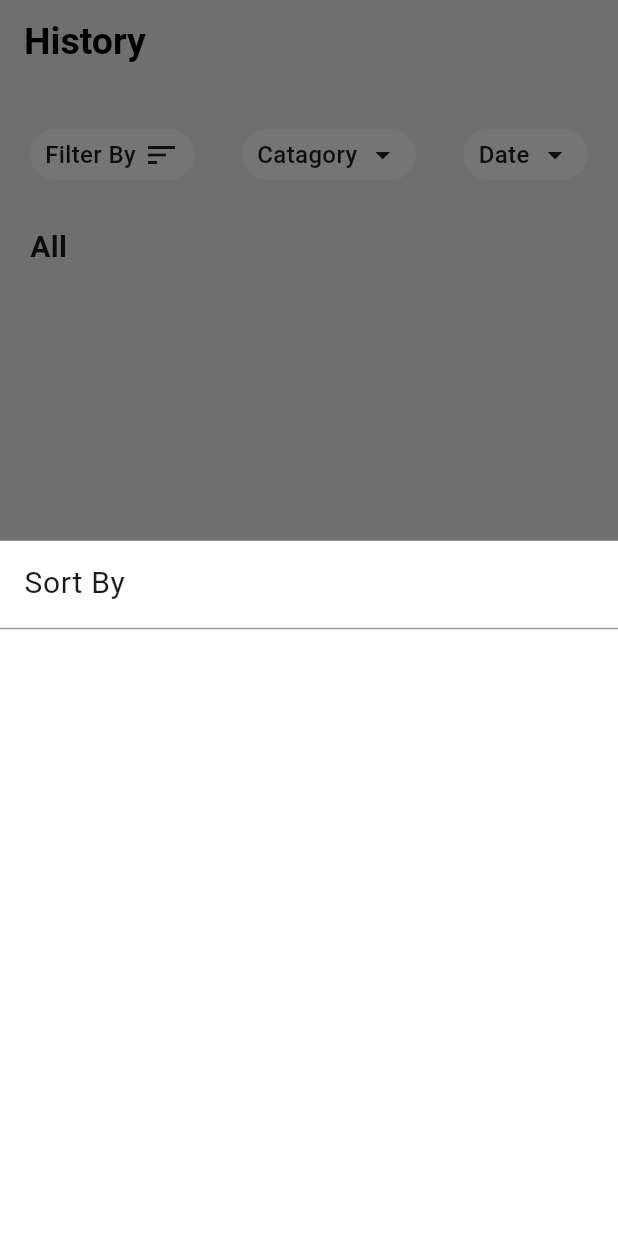
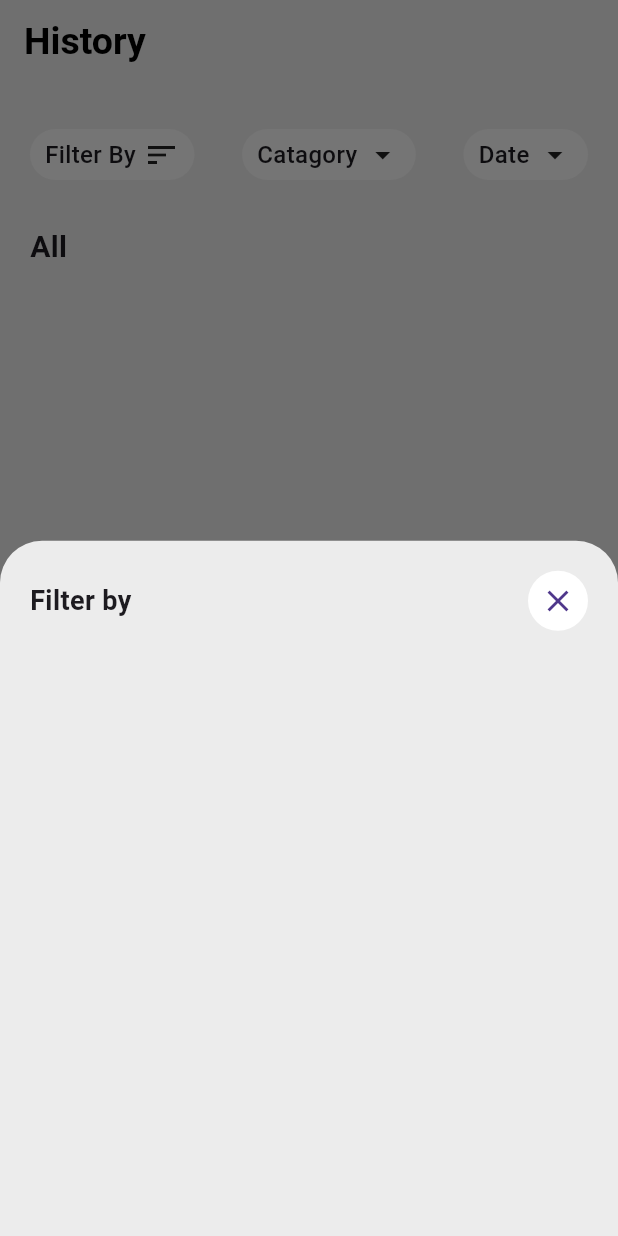
Before and after one commit to nashvak/expense_tracker, a Flutter app: the ScreenHistory screen opened directly, after a tap on "Filter By", on a phone screen of 412 x 824 dp. Run offline on Flutter 3.47's test engine with Material 3 defaults, Android fonts, the phone set to English and light mode, and no system bars; our stand-ins replace curved_navigation_bar, flutter_local_notifications, flutter_slidable, fluttertoast, get, google_fonts and 8 more; accounts and stored records are empty.

Commit message:
bottomsheet ui changes

```diff
--- a/lib/constatnts/colors.dart
+++ b/lib/constatnts/colors.dart
@@ -1,7 +1,8 @@
 import 'package:flutter/material.dart';
 
 class Appcolor {
-  static const Color primaryColor = Color.fromARGB(255, 93, 196, 214);
+  // static const Color primaryColor = Color.fromARGB(255, 93, 196, 214);
+  static const Color primaryColor = Color.fromARGB(255, 3, 9, 77);
   static const Color secondaryColor = Color.fromARGB(138, 133, 133, 100);
   static const Color tertiaryColor = Color.fromARGB(244, 242, 242, 242);
   static const Color white = Colors.white;
--- a/lib/controller/filer_controller.dart
+++ b/lib/controller/filer_controller.dart
@@ -152,12 +152,13 @@ class FilterController extends GetxController {
       onCancel: () {
         Get.back();
       },
+      confirmTextColor: Appcolor.primaryColor,
       onConfirm: () async {
         await deleteTransaction(id: id);
         Get.back();
         Get.back();
       },
-      buttonColor: Colors.white,
+      buttonColor: Colors.transparent,
     );
   }
 
--- a/lib/main.dart
+++ b/lib/main.dart
@@ -8,6 +8,7 @@ import 'package:flutter/material.dart';
 import 'package:get/get.dart';
 import 'package:hive_flutter/hive_flutter.dart';
 import 'package:path_provider/path_provider.dart';
+
 import 'models/auth_model/auth_model.dart';
 import 'package:timezone/timezone.dart' as tz;
 import 'package:timezone/data/latest.dart' as tz;
@@ -49,6 +50,9 @@ class _MyAppState extends State<MyApp> {
     super.initState();
   }
 
+// Future<void> checkPermission() async{
+//   final PermissionStatus permissionResult=await location.hasPermission()
+// }
   @override
   Widget build(BuildContext context) {
     return const GetMaterialApp(
--- a/lib/view/home_screen/home_screen.dart
+++ b/lib/view/home_screen/home_screen.dart
@@ -116,8 +116,8 @@ class ScreenHome extends StatelessWidget {
               height: 200,
               //width: MediaQuery.of(context).size.width,
               child: Container(
-                decoration: cardDecoration(
-                    color: const Color.fromARGB(255, 92, 209, 230)),
+                decoration:
+                    cardDecoration(color: Color.fromARGB(255, 6, 14, 109)),
                 child: Stack(
                   children: [
                     Column(
--- a/lib/view/transaction/screens/add_transaction/widgets/toggle_switch.dart
+++ b/lib/view/transaction/screens/add_transaction/widgets/toggle_switch.dart
@@ -26,7 +26,7 @@ class CustomToggleSwitch extends StatelessWidget {
           fontSize: 17,
           activeBgColor: const [Appcolor.primaryColor],
           activeFgColor: Colors.white,
-          inactiveBgColor: const Color.fromARGB(255, 191, 224, 230),
+          inactiveBgColor: Color.fromARGB(255, 162, 162, 163),
           totalSwitches: 2,
           labels: const ['Income', 'Expense'],
           onToggle: (index) {
--- /dev/null
+++ b/lib/view/transaction/screens/history_screen/bottomsheet.dart
@@ -0,0 +1,29 @@
+import 'package:expense_tracker/constatnts/colors.dart';
+import 'package:flutter/material.dart';
+import 'package:get/get.dart';
+
+class BottomsheetAppbar extends StatelessWidget {
+  const BottomsheetAppbar({required this.title, super.key});
+  final String title;
+  @override
+  Widget build(BuildContext context) {
+    return Row(
+      mainAxisAlignment: MainAxisAlignment.spaceBetween,
+      children: [
+        Text(
+          title,
+          style: TextStyle(fontSize: 18, fontWeight: FontWeight.bold),
+        ),
+        CircleAvatar(
+          backgroundColor: Appcolor.white,
+          child: IconButton(
+            onPressed: () {
+              Get.back();
+            },
+            icon: const Icon(Icons.close),
+          ),
+        ),
+      ],
+    );
+  }
+}
--- /dev/null
+++ b/lib/view/transaction/screens/history_screen/datefilterbtn.dart
@@ -0,0 +1,25 @@
+import 'package:expense_tracker/constatnts/custom_widgets/home_screen/button.dart';
+import 'package:expense_tracker/controller/filer_controller.dart';
+import 'package:flutter/material.dart';
+import 'package:get/get.dart';
+
+class DateRangeFiltering extends StatelessWidget {
+  const DateRangeFiltering({
+    super.key,
+  });
+
+  @override
+  Widget build(BuildContext context) {
+    return GetBuilder<FilterController>(
+      builder: (controller) {
+        return SortButton(
+          ontap: () {
+            controller.selectDateRange();
+          },
+          title: 'Date',
+          icon: const Icon(Icons.arrow_drop_down),
+        );
+      },
+    );
+  }
+}
--- /dev/null
+++ b/lib/view/transaction/screens/history_screen/filterby_listtile.dart
@@ -0,0 +1,22 @@
+import 'package:expense_tracker/controller/filer_controller.dart';
+import 'package:flutter/material.dart';
+import 'package:get/get.dart';
+
+class FilteringName extends StatelessWidget {
+  const FilteringName({
+    super.key,
+    // required this.filterController,
+  });
+
+  // final FilterController filterController;
+
+  @override
+  Widget build(BuildContext context) {
+    return GetBuilder<FilterController>(builder: ((controller) {
+      return Text(
+        controller.selectedOption,
+        style: const TextStyle(fontSize: 20, fontWeight: FontWeight.bold),
+      );
+    }));
+  }
+}
--- a/lib/view/transaction/screens/history_screen/history_screen.dart
+++ b/lib/view/transaction/screens/history_screen/history_screen.dart
@@ -7,6 +7,10 @@ import 'package:expense_tracker/controller/filer_controller.dart';
 
 import 'package:expense_tracker/controller/transaction_contollers/transaction_controller.dart';
 import 'package:expense_tracker/controller/transaction_contollers/update_ui_controller.dart';
+import 'package:expense_tracker/view/transaction/screens/history_screen/bottomsheet.dart';
+import 'package:expense_tracker/view/transaction/screens/history_screen/bottomsheet_listtile.dart';
+import 'package:expense_tracker/view/transaction/screens/history_screen/datefilterbtn.dart';
+import 'package:expense_tracker/view/transaction/screens/history_screen/filterby_listtile.dart';
 
 import 'package:expense_tracker/view/transaction/screens/view_transaction/view_transaction.dart';
 import 'package:flutter/material.dart';
@@ -23,6 +27,68 @@ class ScreenHistory extends StatelessWidget {
   final UpdateController updateController = Get.put(
     UpdateController(),
   );
+
+  filterBottomsheet(List<String> filterList) {
+    Get.bottomSheet(
+      backgroundColor: Appcolor.tertiaryColor,
+      Padding(
+        padding: const EdgeInsets.only(top: 20, left: 20, right: 20, bottom: 0),
+        child: Column(
+          children: [
+            BottomsheetAppbar(title: 'Filter by'),
+            BlankSpace(
+              height: 20,
+            ),
+            Expanded(
+              child: ListView.builder(
+                itemBuilder: (context, index) {
+                  return SortingBottomSheet(
+                    ontap: () {
+                      filterController.changeOption(filterList[index]);
+                      Get.back();
+                    },
+                    title: filterList[index],
+                  );
+                },
+                itemCount: filterList.length,
+              ),
+            ),
+          ],
+        ),
+      ),
+    );
+  }
+
+  categoryBottomsheet(List<String> currentCatagory) {
+    Get.bottomSheet(
+      backgroundColor: Appcolor.tertiaryColor,
+      Padding(
+        padding: const EdgeInsets.only(top: 20, left: 20, right: 20, bottom: 0),
+        child: Column(
+          children: [
+            BottomsheetAppbar(title: 'Filter by category'),
+            BlankSpace(
+              height: 20,
+            ),
+            Expanded(
+              child: ListView.builder(
+                itemBuilder: (context, index) {
+                  return SortingBottomSheet(
+                    ontap: () {
+                      filterController.changeOption(currentCatagory[index]);
+                      Get.back();
+                    },
+                    title: currentCatagory[index],
+                  );
+                },
+                itemCount: currentCatagory.length,
+              ),
+            ),
+          ],
+        ),
+      ),
+    );
+  }
 
   @override
   Widget build(BuildContext context) {
@@ -49,78 +115,18 @@ class ScreenHistory extends StatelessWidget {
               children: [
                 SortButton(
                   ontap: () {
-                    List filterList = filterController.isFilterIncluded();
-                    Get.bottomSheet(
-                      Container(
-                        color: Colors.white,
-                        child: Column(
-                          children: [
-                            const ListTile(
-                              title: Text(
-                                'Sort By',
-                                style: TextStyle(fontSize: 20),
-                              ),
-                            ),
-                            const Divider(color: Colors.grey, height: 5),
-                            Expanded(
-                              child: ListView.builder(
-                                itemBuilder: (context, index) {
-                                  return SortingBottomSheet(
-                                    ontap: () {
-                                      filterController
-                                          .changeOption(filterList[index]);
-                                      Get.back();
-                                    },
-                                    title: filterList[index],
-                                  );
-                                },
-                                itemCount: filterList.length,
-                              ),
-                            ),
-                          ],
-                        ),
-                      ),
-                    );
+                    List<String> filterList =
+                        filterController.isFilterIncluded();
+                    filterBottomsheet(filterList);
                   },
                   title: "Filter By",
                   icon: const Icon(Icons.sort),
                 ),
                 SortButton(
                   ontap: () {
-                    List currentCatagory =
+                    List<String> currentCatagory =
                         filterController.isCatagoryIncluded();
-
-                    Get.bottomSheet(
-                      Container(
-                        color: Colors.white,
-                        child: Column(
-                          children: [
-                            const ListTile(
-                              title: Text(
-                                'Catagory',
-                                style: TextStyle(fontSize: 20),
-                              ),
-                            ),
-                            const Divider(color: Colors.grey, height: 5),
-                            Expanded(
-                              child: ListView.builder(
-                                itemBuilder: (context, index) {
-                                  return SortingBottomSheet(
-                                    ontap: () {
-                                      filterController
-                                          .changeOption(currentCatagory[index]);
-                                      Get.back();
-                                    },
-                                    title: currentCatagory[index],
-                                  );
-                                },
-                                itemCount: currentCatagory.length,
-                              ),
-                            ),
-                          ],
-                        ),
-                      ),
-                    );
+                    categoryBottomsheet(currentCatagory);
                   },
                   title: 'Catagory',
                   icon: const Icon(Icons.arrow_drop_down),
@@ -195,57 +201,3 @@ class ScreenHistory extends StatelessWidget {
     );
   }
 }
-
-class DateRangeFiltering extends StatelessWidget {
-  const DateRangeFiltering({
-    super.key,
-  });
-
-  @override
-  Widget build(BuildContext context) {
-    return GetBuilder<FilterController>(
-      builder: (controller) {
-        return SortButton(
-          ontap: () {
-            controller.selectDateRange();
-          },
-          title: 'Date',
-          icon: const Icon(Icons.arrow_drop_down),
-        );
-      },
-    );
-  }
-}
-
-class FilteringName extends StatelessWidget {
-  const FilteringName({
-    super.key,
-    // required this.filterController,
-  });
-
-  // final FilterController filterController;
-
-  @override
-  Widget build(BuildContext context) {
-    return GetBuilder<FilterController>(builder: ((controller) {
-      return Text(
-        controller.selectedOption,
-        style: const TextStyle(fontSize: 20, fontWeight: FontWeight.bold),
-      );
-    }));
-  }
-}
-
-class SortingBottomSheet extends StatelessWidget {
-  const SortingBottomSheet(
-      {required this.ontap, required this.title, super.key});
-  final Function() ontap;
-  final String title;
-  @override
-  Widget build(BuildContext context) {
-    return ListTile(
-      title: Text(title),
-      onTap: ontap,
-    );
-  }
-}
```
Also changed, not shown: lib/controller/date&time_controller/time_picker.dart (+6 -1 lines), lib/view/profile/edit_profile.dart (+6 -22 lines), lib/view/transaction/screens/history_screen/bottomsheet_listtile.dart (added, +16 -0 lines), lib/view/transaction/screens/view_transaction/view_transaction.dart (+1 -73 lines), lib/view/transaction/screens/view_transaction/widgets/category_field.dart (+42 -39 lines), 1 other file.
